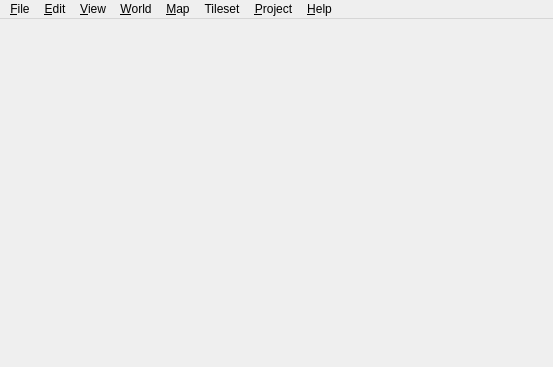
This is src/tiled/mainwindow.ui in mapeditor/tiled as Qt 5 draws it before an edit. The edited form follows.
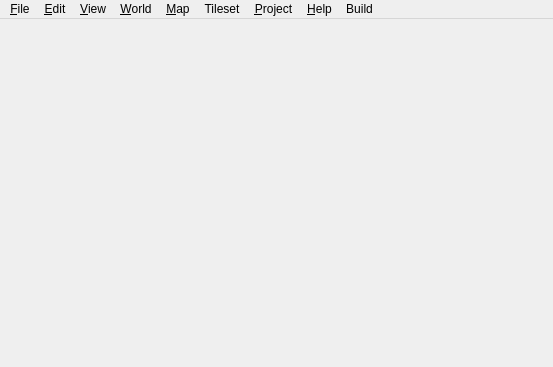
This is the edited form. Icons and pictures are not drawn.

Commit message: Created RunClient button in Build dropdown button

Patch:
```diff
--- a/src/tiled/mainwindow.ui
+++ b/src/tiled/mainwindow.ui
@@ -38,7 +38,7 @@
      <x>0</x>
      <y>0</y>
      <width>553</width>
-     <height>21</height>
+     <height>25</height>
     </rect>
    </property>
    <widget class="QMenu" name="menuFile">
@@ -224,6 +224,12 @@
     <addaction name="separator"/>
     <addaction name="actionWorldProperties"/>
    </widget>
+   <widget class="QMenu" name="menuBuild">
+    <property name="title">
+     <string>Build</string>
+    </property>
+    <addaction name="actionRunClient"/>
+   </widget>
    <addaction name="menuFile"/>
    <addaction name="menuEdit"/>
    <addaction name="menuView"/>
@@ -232,6 +238,7 @@
    <addaction name="menuTileset"/>
    <addaction name="menuProject"/>
    <addaction name="menuHelp"/>
+   <addaction name="menuBuild"/>
   </widget>
   <action name="actionOpen">
    <property name="text">
```
Left out of the diff: 69 changed lines with no effect on the pictures. The commit also changes 2 other files.
